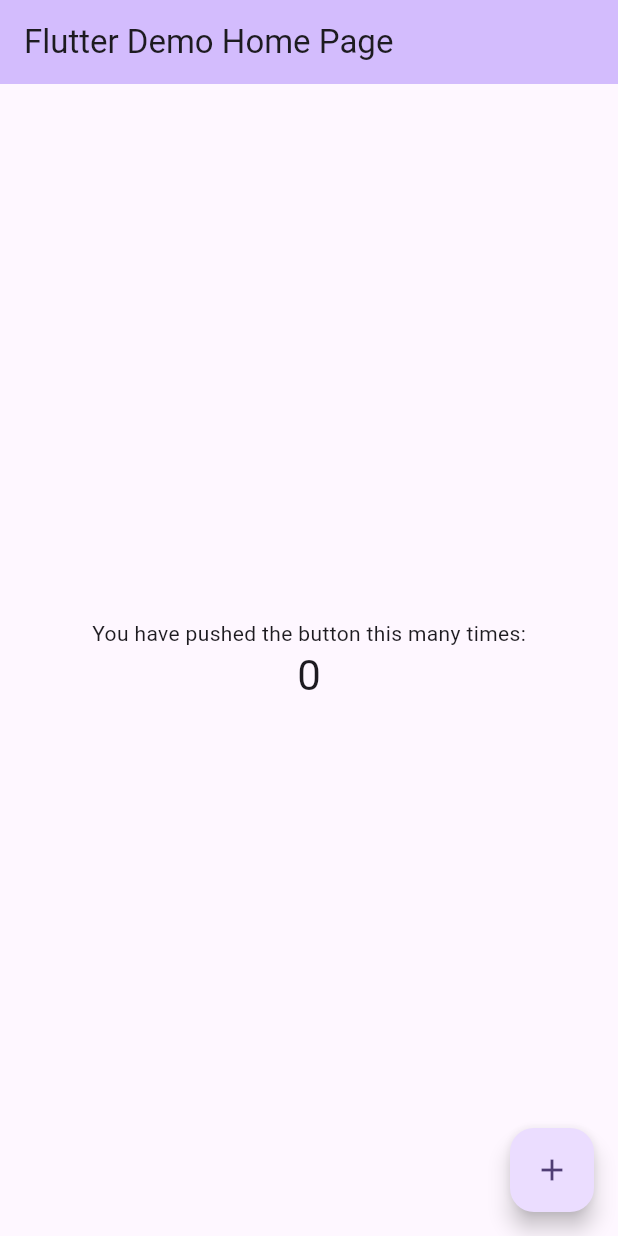
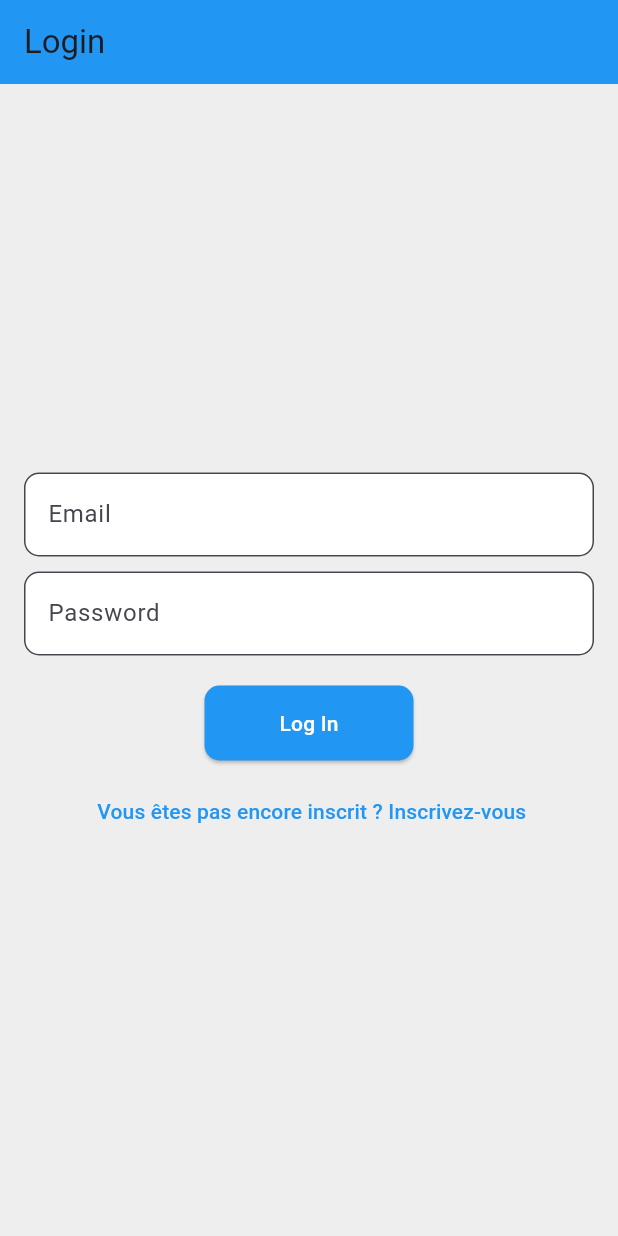
Before and after one commit to Mechac-2004/TP_Flutter_Gestion_Notes_Etudiant, a Flutter app: the screen it shows after launch, on a phone screen of 412 x 824 dp. Run offline on Flutter 3.47's test engine with Material 3 defaults, Android fonts, the phone set to English and light mode, and no system bars.

Commit message:
Amélioration de l'apparence des pages

```diff
--- a/lib/main.dart
+++ b/lib/main.dart
@@ -1,125 +1,16 @@
 import 'package:flutter/material.dart';
+import 'pages/login_page.dart';
 
 void main() {
-  runApp(const MyApp());
+  runApp(MyApp());
 }
 
 class MyApp extends StatelessWidget {
-  const MyApp({super.key});
-
-  // This widget is the root of your application.
   @override
   Widget build(BuildContext context) {
     return MaterialApp(
-      title: 'Flutter Demo',
-      theme: ThemeData(
-        // This is the theme of your application.
-        //
-        // TRY THIS: Try running your application with "flutter run". You'll see
-        // the application has a purple toolbar. Then, without quitting the app,
-        // try changing the seedColor in the colorScheme below to Colors.green
-        // and then invoke "hot reload" (save your changes or press the "hot
-        // reload" button in a Flutter-supported IDE, or press "r" if you used
-        // the command line to start the app).
-        //
-        // Notice that the counter didn't reset back to zero; the application
-        // state is not lost during the reload. To reset the state, use hot
-        // restart instead.
-        //
-        // This works for code too, not just values: Most code changes can be
-        // tested with just a hot reload.
-        colorScheme: ColorScheme.fromSeed(seedColor: Colors.deepPurple),
-        useMaterial3: true,
-      ),
-      home: const MyHomePage(title: 'Flutter Demo Home Page'),
+      debugShowCheckedModeBanner: false,
+      home: LoginPage(), // LoginPage est la page d'accueil
     );
   }
 }
-
-class MyHomePage extends StatefulWidget {
-  const MyHomePage({super.key, required this.title});
-
-  // This widget is the home page of your application. It is stateful, meaning
-  // that it has a State object (defined below) that contains fields that affect
-  // how it looks.
-
-  // This class is the configuration for the state. It holds the values (in this
-  // case the title) provided by the parent (in this case the App widget) and
-  // used by the build method of the State. Fields in a Widget subclass are
-  // always marked "final".
-
-  final String title;
-
-  @override
-  State<MyHomePage> createState() => _MyHomePageState();
-}
-
-class _MyHomePageState extends State<MyHomePage> {
-  int _counter = 0;
-
-  void _incrementCounter() {
-    setState(() {
-      // This call to setState tells the Flutter framework that something has
-      // changed in this State, which causes it to rerun the build method below
-      // so that the display can reflect the updated values. If we changed
-      // _counter without calling setState(), then the build method would not be
-      // called again, and so nothing would appear to happen.
-      _counter++;
-    });
-  }
-
-  @override
-  Widget build(BuildContext context) {
-    // This method is rerun every time setState is called, for instance as done
-    // by the _incrementCounter method above.
-    //
-    // The Flutter framework has been optimized to make rerunning build methods
-    // fast, so that you can just rebuild anything that needs updating rather
-    // than having to individually change instances of widgets.
-    return Scaffold(
-      appBar: AppBar(
-        // TRY THIS: Try changing the color here to a specific color (to
-        // Colors.amber, perhaps?) and trigger a hot reload to see the AppBar
-        // change color while the other colors stay the same.
-        backgroundColor: Theme.of(context).colorScheme.inversePrimary,
-        // Here we take the value from the MyHomePage object that was created by
-        // the App.build method, and use it to set our appbar title.
-        title: Text(widget.title),
-      ),
-      body: Center(
-        // Center is a layout widget. It takes a single child and positions it
-        // in the middle of the parent.
-        child: Column(
-          // Column is also a layout widget. It takes a list of children and
-          // arranges them vertically. By default, it sizes itself to fit its
-          // children horizontally, and tries to be as tall as its parent.
-          //
-          // Column has various properties to control how it sizes itself and
-          // how it positions its children. Here we use mainAxisAlignment to
-          // center the children vertically; the main axis here is the vertical
-          // axis because Columns are vertical (the cross axis would be
-          // horizontal).
-          //
-          // TRY THIS: Invoke "debug painting" (choose the "Toggle Debug Paint"
-          // action in the IDE, or press "p" in the console), to see the
-          // wireframe for each widget.
-          mainAxisAlignment: MainAxisAlignment.center,
-          children: <Widget>[
-            const Text(
-              'You have pushed the button this many times:',
-            ),
-            Text(
-              '$_counter',
-              style: Theme.of(context).textTheme.headlineMedium,
-            ),
-          ],
-        ),
-      ),
-      floatingActionButton: FloatingActionButton(
-        onPressed: _incrementCounter,
-        tooltip: 'Increment',
-        child: const Icon(Icons.add),
-      ), // This trailing comma makes auto-formatting nicer for build methods.
-    );
-  }
-}
--- /dev/null
+++ b/lib/pages/login_page.dart
@@ -0,0 +1,105 @@
+import 'package:flutter/material.dart';
+import 'register_page.dart'; // Importez RegisterPage
+import '../services/mock_auth.dart'; // Importez MockAuth
+import 'main_page.dart'; // Importez MainPage
+
+class LoginPage extends StatefulWidget {
+  const LoginPage({Key? key}) : super(key: key);
+
+  @override
+  _LoginPageState createState() => _LoginPageState();
+}
+
+class _LoginPageState extends State<LoginPage> {
+  final TextEditingController _emailController = TextEditingController();
+  final TextEditingController _passwordController = TextEditingController();
+  final MockAuth _auth = MockAuth();
+
+  Future<void> _login() async {
+    bool success = await _auth.login(
+      _emailController.text.trim(),
+      _passwordController.text.trim(),
+    );
+
+    if (success) {
+      ScaffoldMessenger.of(context).showSnackBar(
+        const SnackBar(content: Text('Connexion réussie !')),
+      );
+      // Redirigez vers MainPage
+      Navigator.pushReplacement(
+        context,
+        MaterialPageRoute(builder: (context) => const MainPage()),
+      );
+    } else {
+      ScaffoldMessenger.of(context).showSnackBar(
+        const SnackBar(content: Text('Email ou mot de passe incorrect')),
+      );
+    }
+  }
+
+  @override
+  Widget build(BuildContext context) {
+    return Scaffold(
+      appBar: AppBar(
+        title: const Text("Login"),
+        backgroundColor: Colors.blue, // Couleur de l'appBar
+      ),
+      body: Container(
+        color: Colors.grey[200], // Couleur de fond de la page
+        padding: const EdgeInsets.all(16.0),
+        child: Column(
+          mainAxisAlignment: MainAxisAlignment.center,
+          children: [
+            TextField(
+              controller: _emailController,
+              decoration: InputDecoration(
+                labelText: 'Email',
+                filled: true,
+                fillColor: Colors.white,
+                border: OutlineInputBorder(
+                  borderRadius: BorderRadius.circular(10.0),
+                ),
+              ),
+            ),
+            const SizedBox(height: 10),
+            TextField(
+              controller: _passwordController,
+              decoration: InputDecoration(
+                labelText: 'Password',
+                filled: true,
+                fillColor: Colors.white,
+                border: OutlineInputBorder(
+                  borderRadius: BorderRadius.circular(10.0),
+                ),
+              ),
+              obscureText: true,
+            ),
+            const SizedBox(height: 20),
+            ElevatedButton(
+              onPressed: _login,
+              style: ElevatedButton.styleFrom(
+                backgroundColor: Colors.blue, // Couleur du bouton
+                padding: const EdgeInsets.symmetric(horizontal: 50, vertical: 15),
+                shape: RoundedRectangleBorder(
+                  borderRadius: BorderRadius.circular(10.0),
+                ),
+              ),
+              child: const Text("Log In", style: TextStyle(color: Colors.white)),
+            ),
+            const SizedBox(height: 10),
+            TextButton(
+              onPressed: () {
+                // Redirige vers la page d'inscription
+                Navigator.push(
+                  context,
+                  MaterialPageRoute(builder: (context) => const RegisterPage()),
+                );
+              },
+              child: const Text(" Vous êtes pas encore inscrit ? Inscrivez-vous", style: TextStyle(color: Colors.blue)),
+            ),
+          ],
+        ),
+      ),
+    );
+  }
+}
--- /dev/null
+++ b/lib/services/mock_auth.dart
@@ -0,0 +1,11 @@
+class MockAuth {
+  Future<bool> login(String email, String password) async {
+    await Future.delayed(const Duration(seconds: 2));
+    return email == "test@example.com" && password == "password";
+  }
+
+  Future<bool> register(String email, String password) async {
+    await Future.delayed(const Duration(seconds: 2));
+    return true; // Simule une inscription réussie
+  }
+}
--- a/pubspec.yaml
+++ b/pubspec.yaml
@@ -30,7 +30,8 @@ environment:
 dependencies:
   flutter:
     sdk: flutter
-
+  #firebase_core: ^2.15.0
+  #firebase_auth: ^4.9.2
 
   # The following adds the Cupertino Icons font to your application.
   # Use with the CupertinoIcons class for iOS style icons.
```
Also changed, not shown: lib/pages/main_page.dart (added, +17 -0 lines), lib/pages/register_page.dart (added, +104 -0 lines), 1 other file.
